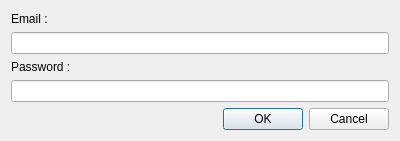
hchaudhry/mail_client, file clientinfodialog.ui: the form before one commit.
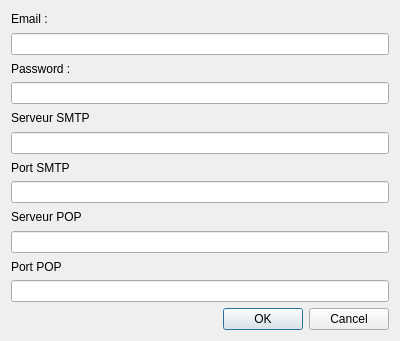
The form after the commit.

Commit message: Correction erreur certification ssl Champs de récupération des infos des serveur smtp/pop

```diff
--- a/clientinfodialog.ui
+++ b/clientinfodialog.ui
@@ -7,17 +7,51 @@
     <x>0</x>
     <y>0</y>
     <width>400</width>
-    <height>141</height>
+    <height>341</height>
    </rect>
   </property>
   <property name="windowTitle">
    <string>Dialog</string>
   </property>
   <layout class="QGridLayout" name="gridLayout">
+   <item row="6" column="0">
+    <widget class="QLabel" name="label_3">
+     <property name="text">
+      <string>Serveur SMTP</string>
+     </property>
+    </widget>
+   </item>
+   <item row="11" column="0">
+    <widget class="QLineEdit" name="pop_server"/>
+   </item>
+   <item row="8" column="0">
+    <widget class="QLabel" name="label_4">
+     <property name="text">
+      <string>Port SMTP</string>
+     </property>
+    </widget>
+   </item>
+   <item row="9" column="0">
+    <widget class="QLineEdit" name="smtp_port"/>
+   </item>
+   <item row="10" column="0">
+    <widget class="QLabel" name="label_5">
+     <property name="text">
+      <string>Serveur POP</string>
+     </property>
+    </widget>
+   </item>
+   <item row="12" column="0">
+    <widget class="QLabel" name="label_6">
+     <property name="text">
+      <string>Port POP</string>
+     </property>
+    </widget>
+   </item>
    <item row="3" column="0">
     <widget class="QLineEdit" name="emailText"/>
    </item>
-   <item row="6" column="0">
+   <item row="14" column="0">
     <widget class="QDialogButtonBox" name="buttonBox">
      <property name="orientation">
       <enum>Qt::Horizontal</enum>
@@ -27,6 +61,9 @@
      </property>
     </widget>
    </item>
+   <item row="7" column="0">
+    <widget class="QLineEdit" name="smtp_server"/>
+   </item>
    <item row="4" column="0">
     <widget class="QLabel" name="label_2">
      <property name="text">
@@ -48,6 +85,9 @@
      </property>
     </widget>
    </item>
+   <item row="13" column="0">
+    <widget class="QLineEdit" name="pop_port"/>
+   </item>
   </layout>
  </widget>
  <resources/>
```
The commit also changes 7 other files.
